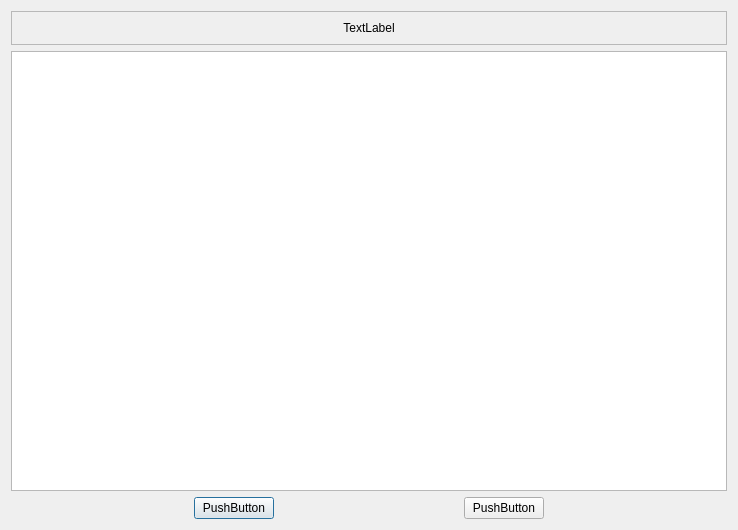
Qt form vibra/interface/data/ui_files/general/choose_property_to_delete.ui (MOPT-UFSC/VIBRA) before a commit.
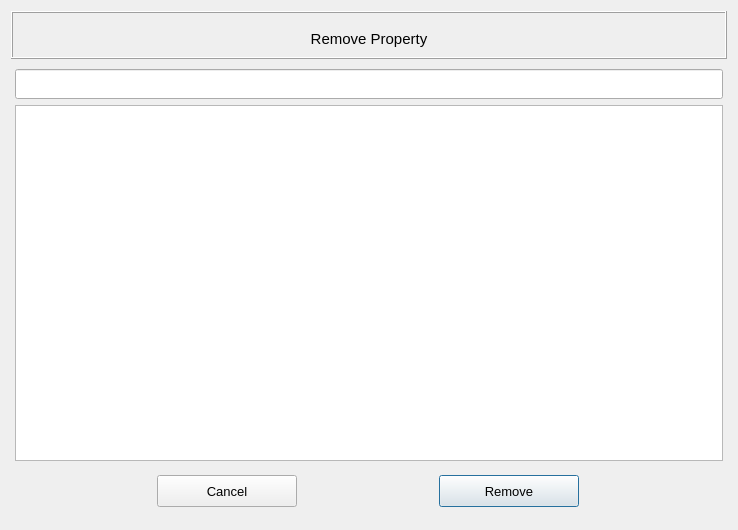
The same form after that commit.

Commit message: add filter and update widget

What changed in the file:
```diff
--- a/vibra/interface/data/ui_files/general/choose_property_to_delete.ui
+++ b/vibra/interface/data/ui_files/general/choose_property_to_delete.ui
@@ -31,40 +31,63 @@
   <property name="windowTitle">
    <string>Dialog</string>
   </property>
-  <layout class="QVBoxLayout" name="verticalLayout_3" stretch="0,0,0">
-   <item>
-    <layout class="QVBoxLayout" name="verticalLayout">
+  <layout class="QVBoxLayout" name="verticalLayout_3" stretch="0,0">
      <item>
       <widget class="QFrame" name="frame">
-       <property name="sizePolicy">
-        <sizepolicy hsizetype="Preferred" vsizetype="Fixed">
-         <horstretch>0</horstretch>
-         <verstretch>0</verstretch>
-        </sizepolicy>
-       </property>
        <property name="minimumSize">
         <size>
-         <width>0</width>
-         <height>20</height>
+       <width>400</width>
+       <height>48</height>
+      </size>
+     </property>
+     <property name="maximumSize">
+      <size>
+       <width>16777215</width>
+       <height>48</height>
         </size>
        </property>
        <property name="frameShape">
-        <enum>QFrame::Shape::StyledPanel</enum>
+      <enum>QFrame::Shape::Box</enum>
        </property>
        <property name="frameShadow">
         <enum>QFrame::Shadow::Raised</enum>
        </property>
-       <layout class="QVBoxLayout" name="verticalLayout_2">
-        <item>
+     <property name="lineWidth">
+      <number>1</number>
+     </property>
+     <layout class="QGridLayout" name="gridLayout_6">
+      <property name="leftMargin">
+       <number>6</number>
+      </property>
+      <property name="topMargin">
+       <number>6</number>
+      </property>
+      <property name="rightMargin">
+       <number>6</number>
+      </property>
+      <property name="bottomMargin">
+       <number>6</number>
+      </property>
+      <item row="0" column="0">
          <widget class="QLabel" name="label_title">
-          <property name="frameShape">
-           <enum>QFrame::Shape::NoFrame</enum>
-          </property>
-          <property name="frameShadow">
-           <enum>QFrame::Shadow::Plain</enum>
+        <property name="minimumSize">
+         <size>
+          <width>0</width>
+          <height>40</height>
+         </size>
+        </property>
+        <property name="font">
+         <font>
+          <family>MS Shell Dlg 2</family>
+          <pointsize>11</pointsize>
+          <bold>false</bold>
+         </font>
           </property>
           <property name="text">
-           <string>TextLabel</string>
+         <string>Remove Property</string>
+        </property>
+        <property name="textFormat">
+         <enum>Qt::TextFormat::AutoText</enum>
           </property>
           <property name="alignment">
            <set>Qt::AlignmentFlag::AlignCenter</set>
@@ -74,78 +97,163 @@
        </layout>
       </widget>
      </item>
-    </layout>
-   </item>
    <item>
-    <layout class="QVBoxLayout" name="verticalLayout_4">
-     <item>
-      <widget class="QTableWidget" name="tableWidget">
-       <property name="horizontalScrollBarPolicy">
-        <enum>Qt::ScrollBarPolicy::ScrollBarAsNeeded</enum>
-       </property>
-       <property name="selectionBehavior">
-        <enum>QAbstractItemView::SelectionBehavior::SelectRows</enum>
-       </property>
-      </widget>
-     </item>
-    </layout>
-   </item>
-   <item>
-    <layout class="QHBoxLayout" name="horizontalLayout">
-     <item>
-      <spacer name="horizontalSpacer_2">
-       <property name="orientation">
-        <enum>Qt::Orientation::Horizontal</enum>
-       </property>
-       <property name="sizeHint" stdset="0">
-        <size>
-         <width>40</width>
-         <height>20</height>
-        </size>
-       </property>
-      </spacer>
-     </item>
-     <item>
-      <widget class="QPushButton" name="pushButton_cancel">
-       <property name="text">
-        <string>PushButton</string>
-       </property>
-      </widget>
-     </item>
-     <item>
-      <spacer name="horizontalSpacer">
-       <property name="orientation">
-        <enum>Qt::Orientation::Horizontal</enum>
-       </property>
-       <property name="sizeHint" stdset="0">
+    <widget class="QFrame" name="frame_2">
+     <property name="frameShape">
+      <enum>QFrame::Shape::NoFrame</enum>
+     </property>
+     <property name="frameShadow">
+      <enum>QFrame::Shadow::Raised</enum>
+     </property>
+     <layout class="QGridLayout" name="gridLayout_2">
+      <property name="leftMargin">
+       <number>4</number>
+      </property>
+      <property name="topMargin">
+       <number>4</number>
+      </property>
+      <property name="rightMargin">
+       <number>4</number>
+      </property>
+      <property name="bottomMargin">
+       <number>4</number>
+      </property>
+      <property name="horizontalSpacing">
+       <number>4</number>
+      </property>
+      <property name="verticalSpacing">
+       <number>6</number>
+      </property>
+      <item row="2" column="0">
+       <widget class="QFrame" name="frame_3">
+        <property name="minimumSize">
         <size>
-         <width>40</width>
-         <height>20</height>
-        </size>
-       </property>
-      </spacer>
-     </item>
-     <item>
+          <width>0</width>
+          <height>48</height>
+         </size>
+        </property>
+        <property name="frameShape">
+         <enum>QFrame::Shape::NoFrame</enum>
+        </property>
+        <property name="frameShadow">
+         <enum>QFrame::Shadow::Raised</enum>
+        </property>
+        <layout class="QGridLayout" name="gridLayout_3">
+         <property name="leftMargin">
+          <number>4</number>
+         </property>
+         <property name="topMargin">
+          <number>4</number>
+         </property>
+         <property name="rightMargin">
+          <number>4</number>
+         </property>
+         <property name="bottomMargin">
+          <number>4</number>
+         </property>
+         <property name="spacing">
+          <number>4</number>
+         </property>
+         <item row="0" column="1">
       <widget class="QPushButton" name="pushButton_remove">
+           <property name="minimumSize">
+            <size>
+             <width>140</width>
+             <height>32</height>
+            </size>
+           </property>
+           <property name="maximumSize">
+            <size>
+             <width>140</width>
+             <height>32</height>
+            </size>
+           </property>
+           <property name="font">
+            <font>
+             <family>MS Shell Dlg 2</family>
+             <pointsize>10</pointsize>
+             <italic>false</italic>
+             <bold>false</bold>
+            </font>
+           </property>
+           <property name="toolTip">
+            <string>&lt;html&gt;&lt;head/&gt;&lt;body&gt;&lt;p&gt;Confirm material attribution&lt;/p&gt;&lt;/body&gt;&lt;/html&gt;</string>
+           </property>
+           <property name="styleSheet">
+            <string notr="true"/>
+           </property>
        <property name="text">
-        <string>PushButton</string>
+            <string>Remove</string>
        </property>
       </widget>
      </item>
-     <item>
-      <spacer name="horizontalSpacer_3">
-       <property name="orientation">
-        <enum>Qt::Orientation::Horizontal</enum>
-       </property>
-       <property name="sizeHint" stdset="0">
+         <item row="0" column="0">
+          <widget class="QPushButton" name="pushButton_cancel">
+           <property name="minimumSize">
+            <size>
+             <width>140</width>
+             <height>32</height>
+            </size>
+           </property>
+           <property name="maximumSize">
         <size>
-         <width>40</width>
-         <height>20</height>
-        </size>
-       </property>
-      </spacer>
-     </item>
-    </layout>
+             <width>140</width>
+             <height>32</height>
+            </size>
+           </property>
+           <property name="font">
+            <font>
+             <family>MS Shell Dlg 2</family>
+             <pointsize>10</pointsize>
+             <italic>false</italic>
+             <bold>false</bold>
+            </font>
+           </property>
+           <property name="toolTip">
+            <string>&lt;html&gt;&lt;head/&gt;&lt;body&gt;&lt;p&gt;Confirm material attribution&lt;/p&gt;&lt;/body&gt;&lt;/html&gt;</string>
+           </property>
+           <property name="styleSheet">
+            <string notr="true"/>
+           </property>
+           <property name="text">
+            <string>Cancel</string>
+           </property>
+          </widget>
+         </item>
+        </layout>
+       </widget>
+      </item>
+      <item row="1" column="0">
+       <widget class="QTableWidget" name="tableWidget">
+        <property name="columnCount">
+         <number>0</number>
+        </property>
+        <attribute name="horizontalHeaderVisible">
+         <bool>true</bool>
+        </attribute>
+        <attribute name="horizontalHeaderCascadingSectionResizes">
+         <bool>false</bool>
+        </attribute>
+        <attribute name="verticalHeaderVisible">
+         <bool>true</bool>
+        </attribute>
+        <attribute name="verticalHeaderCascadingSectionResizes">
+         <bool>true</bool>
+        </attribute>
+       </widget>
+      </item>
+      <item row="0" column="0">
+       <widget class="QLineEdit" name="lineEdit_filter">
+        <property name="minimumSize">
+         <size>
+          <width>0</width>
+          <height>30</height>
+         </size>
+        </property>
+       </widget>
+      </item>
+     </layout>
+    </widget>
    </item>
   </layout>
  </widget>
```
Lines whose indentation alone changed are shown as unchanged. The commit also changes 2 other files.
